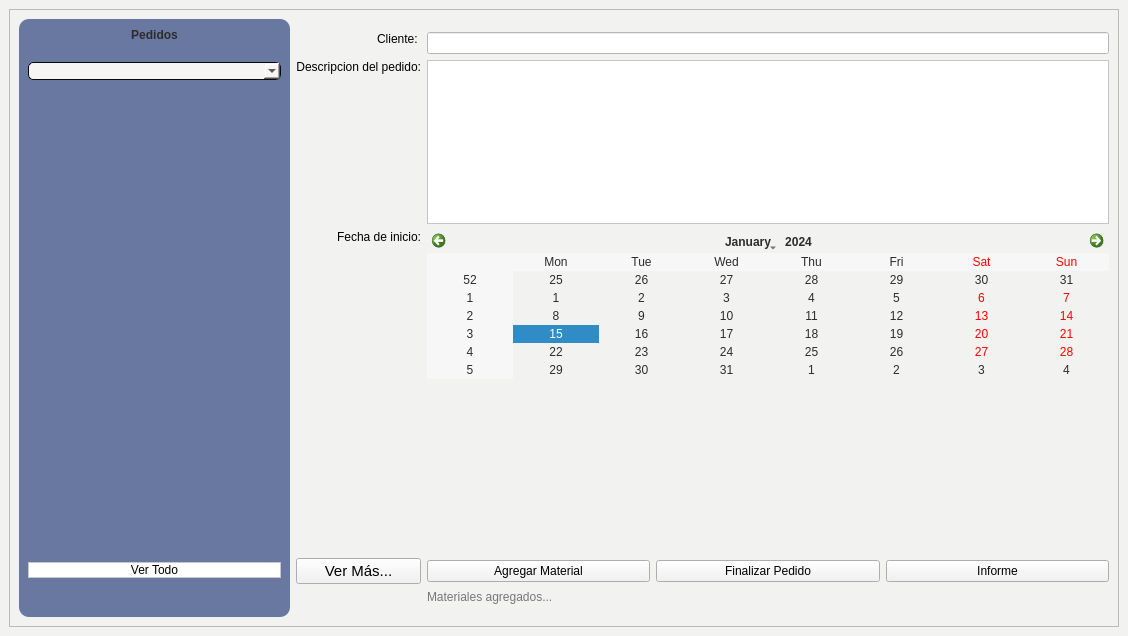
Qt form Proyecto/Interfaces/Ui/Vista_previa_pedidos_window.ui (EdCenten0/MAPA-Python) before a commit.
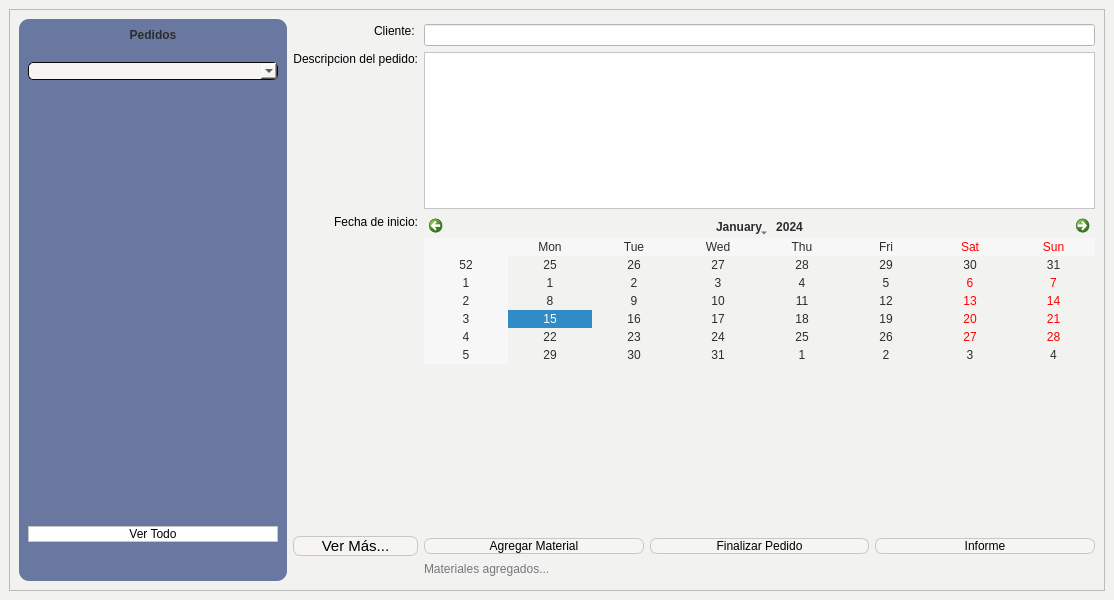
The same form after that commit.

Commit message: rediseño de estilos css en ventana principal y en vista previa pedidos

```diff
--- a/Proyecto/Interfaces/Ui/Vista_previa_pedidos_window.ui
+++ b/Proyecto/Interfaces/Ui/Vista_previa_pedidos_window.ui
@@ -6,8 +6,8 @@
    <rect>
     <x>0</x>
     <y>0</y>
-    <width>1128</width>
-    <height>636</height>
+    <width>1114</width>
+    <height>600</height>
    </rect>
   </property>
   <property name="minimumSize">
@@ -30,8 +30,22 @@
     <item row="0" column="0">
      <widget class="QFrame" name="frame_2">
       <property name="styleSheet">
-       <string notr="true">
-font-family:&quot;Inter&quot;, sans-serif;</string>
+       <string notr="true">QPushButton{
+		background-color: rgb(255, 255, 255);	
+		border:1px solid #c7c7c7;
+		border-radius:7px;
+		background-color:rgb(246, 245, 244);
+}
+
+QPushButton:hover{
+		background-color:#c7c7c7;
+		border:1px solid rgb(255,255,255);
+}
+
+*{
+		font-family:&quot;Inter&quot;, sans-serif;
+}
+</string>
       </property>
       <property name="frameShape">
        <enum>QFrame::StyledPanel</enum>
@@ -111,10 +125,13 @@
                 <property name="orientation">
                  <enum>Qt::Vertical</enum>
                 </property>
+                <property name="sizeType">
+                 <enum>QSizePolicy::Expanding</enum>
+                </property>
                 <property name="sizeHint" stdset="0">
                  <size>
                   <width>11</width>
-                  <height>30</height>
+                  <height>205</height>
                  </size>
                 </property>
                </spacer>
@@ -136,6 +153,9 @@
                 <property name="text">
                  <string>Ver Todo</string>
                 </property>
+                <property name="flat">
+                 <bool>false</bool>
+                </property>
                </widget>
               </item>
              </layout>
```
Left out of the diff: 15 changed lines with no effect on the pictures. The commit also changes 4 other files.
